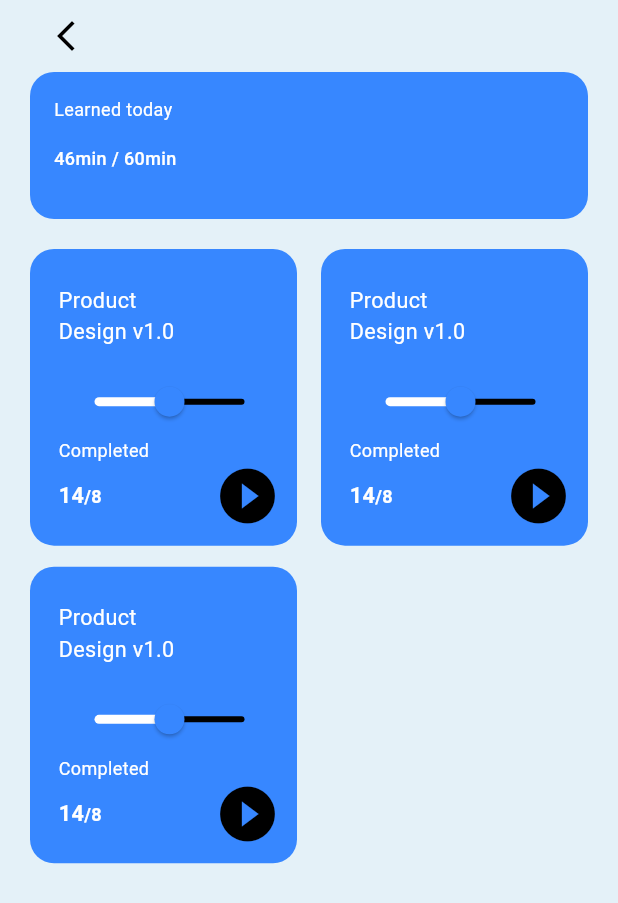
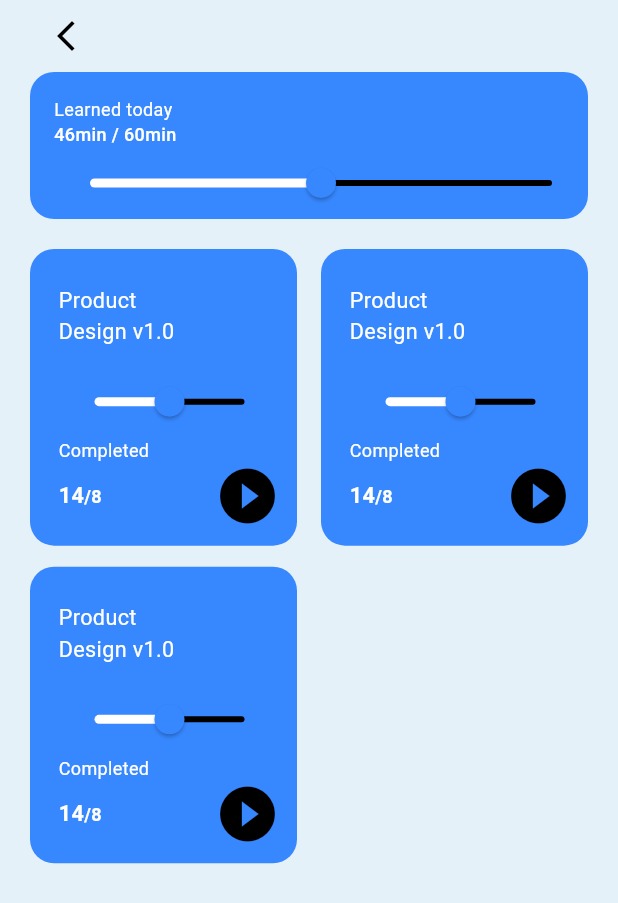
Before and after one commit to Nabil-Gabr/E-Learning-App, a Flutter app: the screen it shows after launch, on a phone screen of 412 x 824 dp. Shown: the top 903 px of the screen. Run offline on Flutter 3.47's test engine with Material 3 defaults, Android fonts, the phone set to English and light mode, and no system bars; our stand-ins replace get.

```diff
--- a/lib/modules/addReply/views/widgets/custom_circular_image_item.dart
+++ b/lib/modules/addReply/views/widgets/custom_circular_image_item.dart
@@ -1,3 +1,4 @@
+import 'package:e_learning_app/core/constant/app_images.dart';
 import 'package:flutter/material.dart';
 
 class CustomCircularImageItem extends StatelessWidget {
@@ -15,7 +16,7 @@ class CustomCircularImageItem extends StatelessWidget {
       child: ClipRRect(
         borderRadius: BorderRadius.circular(44),
         child: Image.asset(
-          'asset/images/Group.png',
+          Assets.imagesGroup,
           fit: BoxFit.cover,
         ),
       ),
--- a/lib/modules/courseDetails/view/widgets/custom_best_seller_item.dart
+++ b/lib/modules/courseDetails/view/widgets/custom_best_seller_item.dart
@@ -1,3 +1,4 @@
+import 'package:e_learning_app/core/constant/app_images.dart';
 import 'package:e_learning_app/modules/courseDetails/view/widgets/custom_column_best_seller.dart';
 import 'package:flutter/material.dart';
 
@@ -17,7 +18,7 @@ class CustomBestSellerItem extends StatelessWidget {
             const CustomColumnBestSeller(),
             Expanded(
                 child: Image.asset(
-              'asset/images/Group.png',
+              Assets.imagesGroup,
               height: double.infinity,
             ))
           ],
--- a/lib/modules/level/views/widgets/custom_level_item.dart
+++ b/lib/modules/level/views/widgets/custom_level_item.dart
@@ -1,4 +1,5 @@
 import 'package:e_learning_app/core/constant/app_color.dart';
+import 'package:e_learning_app/core/constant/app_images.dart';
 import 'package:e_learning_app/core/utils/app_styles.dart';
 import 'package:flutter/material.dart';
 
@@ -36,7 +37,7 @@ class CustomLevel extends StatelessWidget {
             color: AppColorLight.captionTextColor,
             borderRadius: BorderRadius.only(bottomLeft: Radius.circular(20),bottomRight: Radius.circular(20))
           ),
-          child: Image.asset('asset/images/man1.png'),
+          child: Image.asset(Assets.imagesMan1),
         ),
       ],
     );
--- a/lib/modules/myCourse/view/widgets/custom_learned_toda.dart
+++ b/lib/modules/myCourse/view/widgets/custom_learned_toda.dart
@@ -1,5 +1,6 @@
 import 'package:e_learning_app/core/constant/app_color.dart';
 import 'package:e_learning_app/core/utils/app_styles.dart';
+import 'package:e_learning_app/modules/myCourse/view/widgets/custom_rectangle.dart';
 import 'package:flutter/material.dart';
 
 class CustomLearnedToda extends StatelessWidget {
@@ -24,13 +25,12 @@ class CustomLearnedToda extends StatelessWidget {
               style:
                   AppStyles.textStyle12.copyWith(fontWeight: FontWeight.w400),
             ),
-            const SizedBox(
-              height: 16,
-            ),
+
             const Text(
               '46min ' '/' ' 60min',
               style: AppStyles.textStyle12,
             ),
+            const CustomRectangle(),
           ],
         ),
       ),
--- a/lib/modules/myCourse/view/widgets/custom_my_course_item.dart
+++ b/lib/modules/myCourse/view/widgets/custom_my_course_item.dart
@@ -30,19 +30,27 @@ class CustomMyCourseItem extends StatelessWidget {
               Text(
                 'Product',
                 style: AppStyles.textStyle14.copyWith(
-                    fontWeight: FontWeight.normal, color: AppColorLight.primaryColor),
+                    fontWeight: FontWeight.normal,
+                    color: AppColorLight.primaryColor),
               ),
-
               Text(
                 'Design v1.0',
                 style: AppStyles.textStyle14.copyWith(
-                    fontWeight: FontWeight.normal, color: AppColorLight.primaryColor),
+                    fontWeight: FontWeight.normal,
+                    color: AppColorLight.primaryColor),
               ),
-
               const Expanded(child: SizedBox()),
-
-              const CustomRectangle(),
-
+              Column(
+                crossAxisAlignment: CrossAxisAlignment.start,
+                children: [
+                  const CustomRectangle(),
+                  Text(
+                    'Completed',
+                    style: AppStyles.textStyle12
+                        .copyWith(fontWeight: FontWeight.normal),
+                  ),
+                ],
+              ),
               Row(
                 mainAxisAlignment: MainAxisAlignment.spaceBetween,
                 children: [
@@ -51,7 +59,8 @@ class CustomMyCourseItem extends StatelessWidget {
                       Text(
                         '14',
                         style: AppStyles.textStyle14.copyWith(
-                            fontWeight: FontWeight.w600, color: AppColorLight.primaryColor),
+                            fontWeight: FontWeight.w600,
+                            color: AppColorLight.primaryColor),
                       ),
                       Text(
                         '/',
--- a/lib/modules/myCourse/view/widgets/custom_rectangle.dart
+++ b/lib/modules/myCourse/view/widgets/custom_rectangle.dart
@@ -23,10 +23,7 @@ class CustomRectangle extends StatelessWidget {
             currenSliderValue = value;
           },
         ),
-        Text(
-          'Completed',
-          style: AppStyles.textStyle12.copyWith(fontWeight: FontWeight.normal),
-        ),
+
       ],
     );
   }
--- a/lib/modules/splash/widgets/sliding_text.dart
+++ b/lib/modules/splash/widgets/sliding_text.dart
@@ -1,4 +1,4 @@
-import 'package:e_learning_app/core/constant/image_asset.dart';
+import 'package:e_learning_app/core/constant/app_images.dart';
 import 'package:e_learning_app/modules/splash/widgets/textLogo.dart';
 import 'package:flutter/material.dart';
 
@@ -20,7 +20,7 @@ class SlidingText extends StatelessWidget {
         child:  Column(
           children: [
             Image.asset(
-              AppImageAsset.symbolImage,
+              Assets.imagesSymbol,
               width: 71.3,
               height: 54.47,
               alignment: Alignment.center,
```
Also changed, not shown: lib/core/constant/app_images.dart (added, +32 -0 lines), lib/core/constant/image_asset.dart (deleted, +0 -9 lines), lib/modules/onboarding/data/datasource/static/static.dart (+5 -5 lines), pubspec.yaml (+8 -7 lines), asset/images/Chat_SVG1.png (renamed from asset/images/Chat_SVG 1.png), asset/images/Web_SVG1.png (renamed from asset/images/Web_SVG 1.png), asset/images/online_school_SVG1.png (renamed from asset/images/online_school_SVG 1.png).
